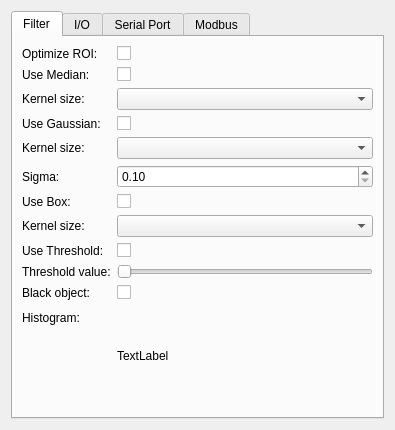
The window that filterapp/SettingsForm.ui (peppincsoda/stripe-filter-v2) describes before a commit, drawn with Qt 5.
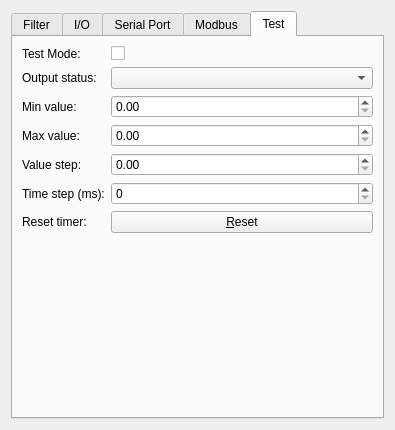
The same window after the commit. The open tabs and pages were chosen to show the change.

Commit message: sfv2: Test processing

```diff
--- a/filterapp/SettingsForm.ui
+++ b/filterapp/SettingsForm.ui
@@ -329,6 +329,107 @@
        </item>
       </layout>
      </widget>
+     <widget class="QWidget" name="testModeTab">
+      <attribute name="title">
+       <string>Test</string>
+      </attribute>
+      <layout class="QFormLayout" name="formLayout_5">
+       <item row="0" column="0">
+        <widget class="QLabel" name="label_23">
+         <property name="text">
+          <string>Test Mode:</string>
+         </property>
+        </widget>
+       </item>
+       <item row="0" column="1">
+        <widget class="QCheckBox" name="testModeCheckBox">
+         <property name="text">
+          <string/>
+         </property>
+        </widget>
+       </item>
+       <item row="1" column="0">
+        <widget class="QLabel" name="label_24">
+         <property name="text">
+          <string>Output status:</string>
+         </property>
+        </widget>
+       </item>
+       <item row="1" column="1">
+        <widget class="QComboBox" name="testFilterStatusComboBox"/>
+       </item>
+       <item row="2" column="0">
+        <widget class="QLabel" name="label_25">
+         <property name="text">
+          <string>Min value:</string>
+         </property>
+        </widget>
+       </item>
+       <item row="3" column="0">
+        <widget class="QLabel" name="label_26">
+         <property name="text">
+          <string>Max value:</string>
+         </property>
+        </widget>
+       </item>
+       <item row="4" column="0">
+        <widget class="QLabel" name="label_27">
+         <property name="text">
+          <string>Value step:</string>
+         </property>
+        </widget>
+       </item>
+       <item row="5" column="0">
+        <widget class="QLabel" name="label_28">
+         <property name="text">
+          <string>Time step (ms):</string>
+         </property>
+        </widget>
+       </item>
+       <item row="6" column="0">
+        <widget class="QLabel" name="label_29">
+         <property name="text">
+          <string>Reset timer:</string>
+         </property>
+        </widget>
+       </item>
+       <item row="6" column="1">
+        <widget class="QPushButton" name="resetPushButton">
+         <property name="text">
+          <string>&amp;Reset</string>
+         </property>
+        </widget>
+       </item>
+       <item row="2" column="1">
+        <widget class="QDoubleSpinBox" name="minValueDoubleSpinBox">
+         <property name="maximum">
+          <double>99999.990000000005239</double>
+         </property>
+        </widget>
+       </item>
+       <item row="3" column="1">
+        <widget class="QDoubleSpinBox" name="maxValueDoubleSpinBox">
+         <property name="maximum">
+          <double>99999.990000000005239</double>
+         </property>
+        </widget>
+       </item>
+       <item row="4" column="1">
+        <widget class="QDoubleSpinBox" name="valueStepDoubleSpinBox">
+         <property name="maximum">
+          <double>99999.990000000005239</double>
+         </property>
+        </widget>
+       </item>
+       <item row="5" column="1">
+        <widget class="QSpinBox" name="timeStepSpinBox">
+         <property name="maximum">
+          <number>999999</number>
+         </property>
+        </widget>
+       </item>
+      </layout>
+     </widget>
     </widget>
    </item>
   </layout>
```
The commit also changes 12 other files.
